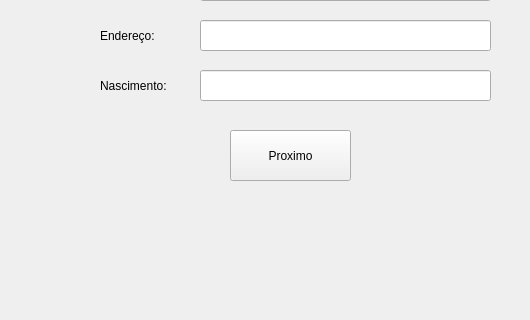
This is interfaceBanco/tela_cadastro_pessoa.ui in aleffericlys/Banco as Qt 5 draws it before an edit; both pictures show x 0 to 530 and y 160 to 480 of the 640 by 480 pixel window. The edited form follows.
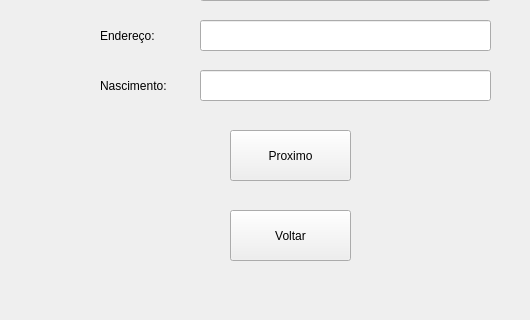
This is the edited form.

```diff
--- a/interfaceBanco/tela_cadastro_pessoa.ui
+++ b/interfaceBanco/tela_cadastro_pessoa.ui
@@ -137,6 +137,19 @@
      </rect>
     </property>
    </widget>
+   <widget class="QPushButton" name="pushButton_2">
+    <property name="geometry">
+     <rect>
+      <x>230</x>
+      <y>370</y>
+      <width>121</width>
+      <height>51</height>
+     </rect>
+    </property>
+    <property name="text">
+     <string>Voltar</string>
+    </property>
+   </widget>
   </widget>
   <widget class="QMenuBar" name="menubar">
    <property name="geometry">
```
Left out of the diff: 2 changed lines with no effect on the pictures.
